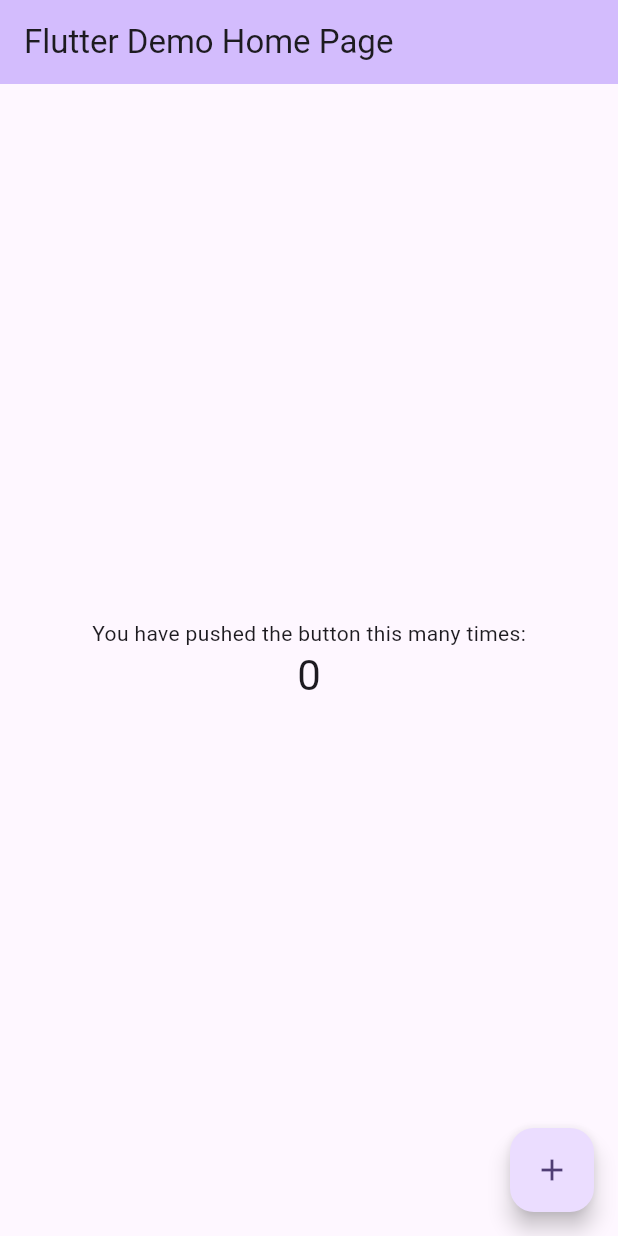
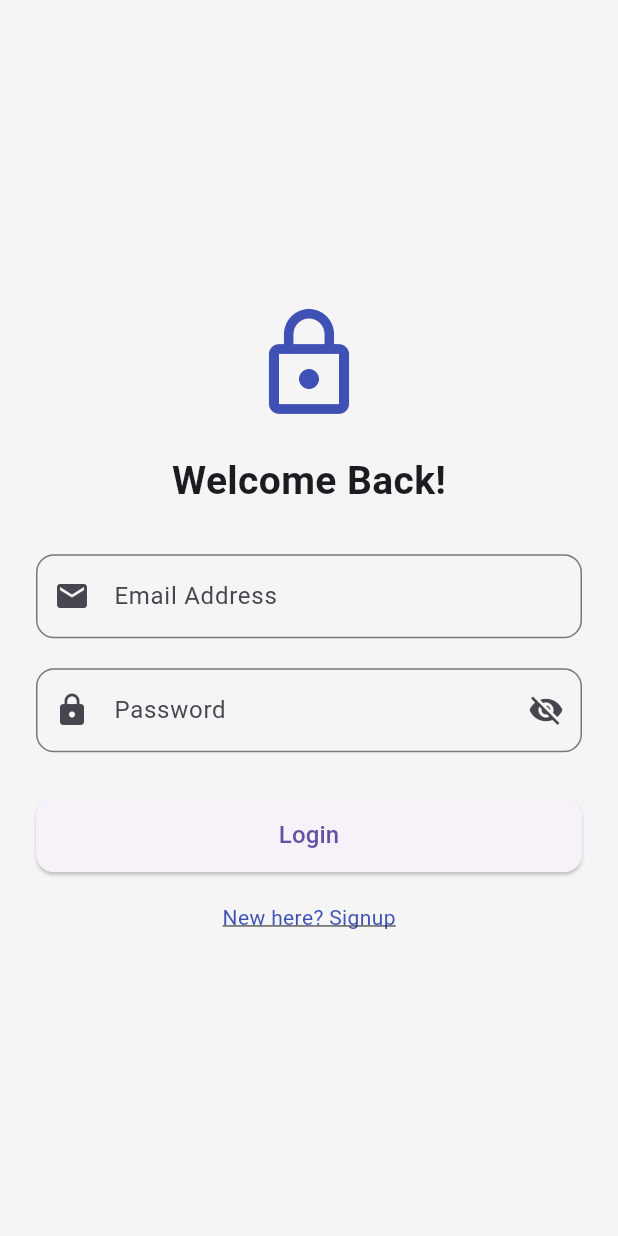
Before and after one commit to MuhammadOusman/FlutterCourse, a Flutter app: the screen it shows after launch, on a phone screen of 412 x 824 dp. Run offline on Flutter 3.47's test engine with Material 3 defaults, Android fonts, the phone set to English and light mode, and no system bars; our stand-ins replace google_fonts, just_audio; missing offline and left inert: quran.

Commit message:
login+signup

```diff
--- a/lecture_02/lib/main.dart
+++ b/lecture_02/lib/main.dart
@@ -1,122 +1,265 @@
 import 'package:flutter/material.dart';
 
-void main() {
-  runApp(const MyApp());
-}
+void main() => runApp(MyApp());
 
 class MyApp extends StatelessWidget {
-  const MyApp({super.key});
-
-  // This widget is the root of your application.
   @override
   Widget build(BuildContext context) {
     return MaterialApp(
-      title: 'Flutter Demo',
-      theme: ThemeData(
-        // This is the theme of your application.
-        //
-        // TRY THIS: Try running your application with "flutter run". You'll see
-        // the application has a purple toolbar. Then, without quitting the app,
-        // try changing the seedColor in the colorScheme below to Colors.green
-        // and then invoke "hot reload" (save your changes or press the "hot
-        // reload" button in a Flutter-supported IDE, or press "r" if you used
-        // the command line to start the app).
-        //
-        // Notice that the counter didn't reset back to zero; the application
-        // state is not lost during the reload. To reset the state, use hot
-        // restart instead.
-        //
-        // This works for code too, not just values: Most code changes can be
-        // tested with just a hot reload.
-        colorScheme: ColorScheme.fromSeed(seedColor: Colors.deepPurple),
-      ),
-      home: const MyHomePage(title: 'Flutter Demo Home Page'),
+      debugShowCheckedModeBanner: false,
+      title: 'Login App',
+      theme: ThemeData(primarySwatch: Colors.indigo),
+      home: LoginPage(),
     );
   }
 }
 
-class MyHomePage extends StatefulWidget {
-  const MyHomePage({super.key, required this.title});
-
-  // This widget is the home page of your application. It is stateful, meaning
-  // that it has a State object (defined below) that contains fields that affect
-  // how it looks.
-
-  // This class is the configuration for the state. It holds the values (in this
-  // case the title) provided by the parent (in this case the App widget) and
-  // used by the build method of the State. Fields in a Widget subclass are
-  // always marked "final".
-
-  final String title;
-
+// Login Page
+class LoginPage extends StatefulWidget {
   @override
-  State<MyHomePage> createState() => _MyHomePageState();
+  State<LoginPage> createState() => _LoginPageState();
 }
 
-class _MyHomePageState extends State<MyHomePage> {
-  int _counter = 0;
-
-  void _incrementCounter() {
-    setState(() {
-      // This call to setState tells the Flutter framework that something has
-      // changed in this State, which causes it to rerun the build method below
-      // so that the display can reflect the updated values. If we changed
-      // _counter without calling setState(), then the build method would not be
-      // called again, and so nothing would appear to happen.
-      _counter++;
-    });
-  }
+class _LoginPageState extends State<LoginPage> {
+  final _formKey = GlobalKey<FormState>();
+  final emailController = TextEditingController();
+  final passwordController = TextEditingController();
+  bool isPasswordVisible = false; // For toggling password visibility
 
   @override
   Widget build(BuildContext context) {
-    // This method is rerun every time setState is called, for instance as done
-    // by the _incrementCounter method above.
-    //
-    // The Flutter framework has been optimized to make rerunning build methods
-    // fast, so that you can just rebuild anything that needs updating rather
-    // than having to individually change instances of widgets.
     return Scaffold(
-      appBar: AppBar(
-        // TRY THIS: Try changing the color here to a specific color (to
-        // Colors.amber, perhaps?) and trigger a hot reload to see the AppBar
-        // change color while the other colors stay the same.
-        backgroundColor: Theme.of(context).colorScheme.inversePrimary,
-        // Here we take the value from the MyHomePage object that was created by
-        // the App.build method, and use it to set our appbar title.
-        title: Text(widget.title),
-      ),
-      body: Center(
-        // Center is a layout widget. It takes a single child and positions it
-        // in the middle of the parent.
-        child: Column(
-          // Column is also a layout widget. It takes a list of children and
-          // arranges them vertically. By default, it sizes itself to fit its
-          // children horizontally, and tries to be as tall as its parent.
-          //
-          // Column has various properties to control how it sizes itself and
-          // how it positions its children. Here we use mainAxisAlignment to
-          // center the children vertically; the main axis here is the vertical
-          // axis because Columns are vertical (the cross axis would be
-          // horizontal).
-          //
-          // TRY THIS: Invoke "debug painting" (choose the "Toggle Debug Paint"
-          // action in the IDE, or press "p" in the console), to see the
-          // wireframe for each widget.
-          mainAxisAlignment: MainAxisAlignment.center,
-          children: <Widget>[
-            const Text('You have pushed the button this many times:'),
-            Text(
-              '$_counter',
-              style: Theme.of(context).textTheme.headlineMedium,
+      backgroundColor: Colors.grey[100],
+      body: Padding(
+        padding: const EdgeInsets.all(24),
+        child: Center(
+          child: SingleChildScrollView(
+            child: Column(
+              children: [
+                Icon(Icons.lock_outline, size: 80, color: Colors.indigo),
+                SizedBox(height: 20),
+                Text('Welcome Back!',
+                    style: TextStyle(fontSize: 26, fontWeight: FontWeight.bold)),
+                SizedBox(height: 30),
+                Form(
+                  key: _formKey,
+                  child: Column(
+                    children: [
+                      TextFormField(
+                        controller: emailController,
+                        decoration: InputDecoration(
+                          labelText: 'Email Address',
+                          prefixIcon: Icon(Icons.email),
+                          border: OutlineInputBorder(borderRadius: BorderRadius.circular(12)),
+                        ),
+                        validator: (value) {
+                          if (value == null || !value.contains('@')) {
+                            return 'Enter a valid email';
+                          }
+                          return null;
+                        },
+                      ),
+                      SizedBox(height: 20),
+                      TextFormField(
+                        controller: passwordController,
+                        obscureText: !isPasswordVisible, // Toggle visibility
+                        decoration: InputDecoration(
+                          labelText: 'Password',
+                          prefixIcon: Icon(Icons.lock),
+                          suffixIcon: IconButton(
+                            icon: Icon(
+                              isPasswordVisible ? Icons.visibility : Icons.visibility_off,
+                            ),
+                            onPressed: () {
+                              setState(() {
+                                isPasswordVisible = !isPasswordVisible;
+                              });
+                            },
+                          ),
+                          border: OutlineInputBorder(borderRadius: BorderRadius.circular(12)),
+                        ),
+                        validator: (value) {
+                          if (value == null || value.length < 6) {
+                            return 'Incorrect Password';
+                          }
+                          return null;
+                        },
+                      ),
+                      SizedBox(height: 30),
+                      ElevatedButton(
+                        style: ElevatedButton.styleFrom(
+                          minimumSize: Size(double.infinity, 50),
+                          shape: RoundedRectangleBorder(
+                              borderRadius: BorderRadius.circular(12)),
+                        ),
+                        onPressed: () {
+                          if (_formKey.currentState!.validate()) {
+                            Navigator.push(
+                              context,
+                              MaterialPageRoute(
+                                builder: (_) => DashboardPage(email: emailController.text),
+                              ),
+                            );
+                          }
+                        },
+                        child: Text('Login', style: TextStyle(fontSize: 16)),
+                      ),
+                      SizedBox(height: 20),
+                      GestureDetector(
+                        onTap: () {
+                          Navigator.push(
+                            context,
+                            MaterialPageRoute(builder: (_) => SignupPage()),
+                          );
+                        },
+                        child: Text(
+                          "New here? Signup",
+                          style: TextStyle(
+                            color: Colors.indigo,
+                            decoration: TextDecoration.underline,
+                          ),
+                        ),
+                      ),
+                    ],
+                  ),
+                ),
+              ],
             ),
-          ],
+          ),
         ),
       ),
-      floatingActionButton: FloatingActionButton(
-        onPressed: _incrementCounter,
-        tooltip: 'Increment',
-        child: const Icon(Icons.add),
-      ), // This trailing comma makes auto-formatting nicer for build methods.
     );
   }
 }
+
+// Dashboard Page
+class DashboardPage extends StatelessWidget {
+  final String email;
+
+  const DashboardPage({required this.email, super.key});
+
+  @override
+  Widget build(BuildContext context) {
+    return Scaffold(
+      appBar: AppBar(
+        title: const Text('Dashboard'),
+        backgroundColor: Colors.indigo,
+      ),
+      body: Center(
+        child: Text(
+          'Welcome, $email',
+          style: const TextStyle(fontSize: 20, fontWeight: FontWeight.bold),
+        ),
+      ),
+    );
+  }
+}
+
+// Signup Page
+class SignupPage extends StatelessWidget {
+  final _formKey = GlobalKey<FormState>();
+  final firstNameController = TextEditingController();
+  final lastNameController = TextEditingController();
+  final emailController = TextEditingController();
+  final passwordController = TextEditingController();
+
+  @override
+  Widget build(BuildContext context) {
+    return Scaffold(
+      appBar: AppBar(title: Text('Signup')),
+      backgroundColor: Colors.grey[100],
+      body: Padding(
+        padding: const EdgeInsets.all(24),
+        child: SingleChildScrollView(
+          child: Column(
+            children: [
+              Icon(Icons.person_add, size: 80, color: Colors.indigo),
+              SizedBox(height: 10),
+              Text('Create Account',
+                  style: TextStyle(fontSize: 24, fontWeight: FontWeight.bold)),
+              SizedBox(height: 20),
+              Form(
+                key: _formKey,
+                child: Column(
+                  children: [
+                    TextFormField(
+                      controller: firstNameController,
+                      decoration: InputDecoration(
+                        labelText: 'First Name',
+                        border: OutlineInputBorder(borderRadius: BorderRadius.circular(12)),
+                      ),
+                      validator: (value) {
+                        if (value == null || value.isEmpty) {
+                          return 'Enter first name';
+                        }
+                        return null;
+                      },
+                    ),
+                    SizedBox(height: 20),
+                    TextFormField(
+                      controller: lastNameController,
+                      decoration: InputDecoration(
+                        labelText: 'Last Name',
+                        border: OutlineInputBorder(borderRadius: BorderRadius.circular(12)),
+                      ),
+                      validator: (value) {
+                        if (value == null || value.isEmpty) {
+                          return 'Enter last name';
+                        }
+                        return null;
+                      },
+                    ),
+                    SizedBox(height: 20),
+                    TextFormField(
+                      controller: emailController,
+                      decoration: InputDecoration(
+                        labelText: 'Email Address',
+                        border: OutlineInputBorder(borderRadius: BorderRadius.circular(12)),
+                      ),
+                      validator: (value) {
+                        if (value == null || !value.contains('@')) {
+                          return 'Enter a valid email';
+                        }
+                        return null;
+                      },
+                    ),
+                    SizedBox(height: 20),
+                    TextFormField(
+                      controller: passwordController,
+                      obscureText: true,
+                      decoration: InputDecoration(
+                        labelText: 'Password',
+                        border: OutlineInputBorder(borderRadius: BorderRadius.circular(12)),
+                      ),
+                      validator: (value) {
+                        if (value == null || value.length < 6) {
+                          return 'Password too short';
+                        }
+                        return null;
+                      },
+                    ),
+                    SizedBox(height: 30),
+                    ElevatedButton(
+                      style: ElevatedButton.styleFrom(
+                        minimumSize: Size(double.infinity, 50),
+                        shape: RoundedRectangleBorder(
+                            borderRadius: BorderRadius.circular(12)),
+                      ),
+                      onPressed: () {
+                        if (_formKey.currentState!.validate()) {
+                          ScaffoldMessenger.of(context).showSnackBar(
+                              SnackBar(content: Text('Signup Successful')));
+                        }
+                      },
+                      child: Text('Signup', style: TextStyle(fontSize: 16)),
+                    ),
+                  ],
+                ),
+              ),
+            ],
+          ),
+        ),
+      ),
+    );
+  }
+}
```
